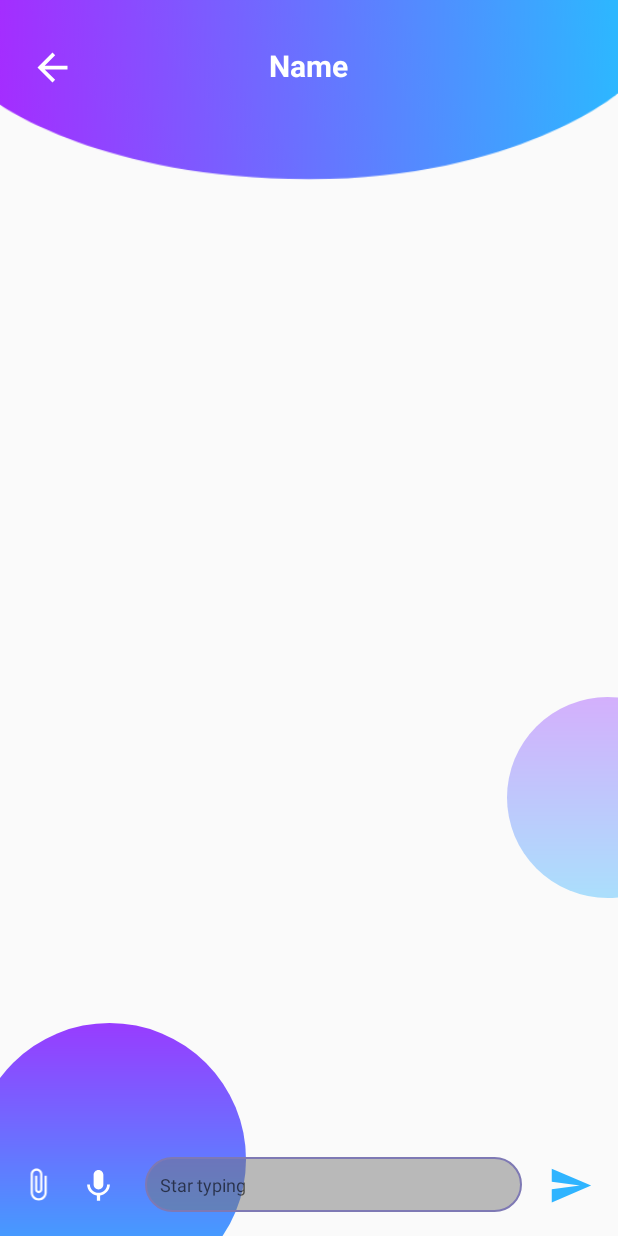
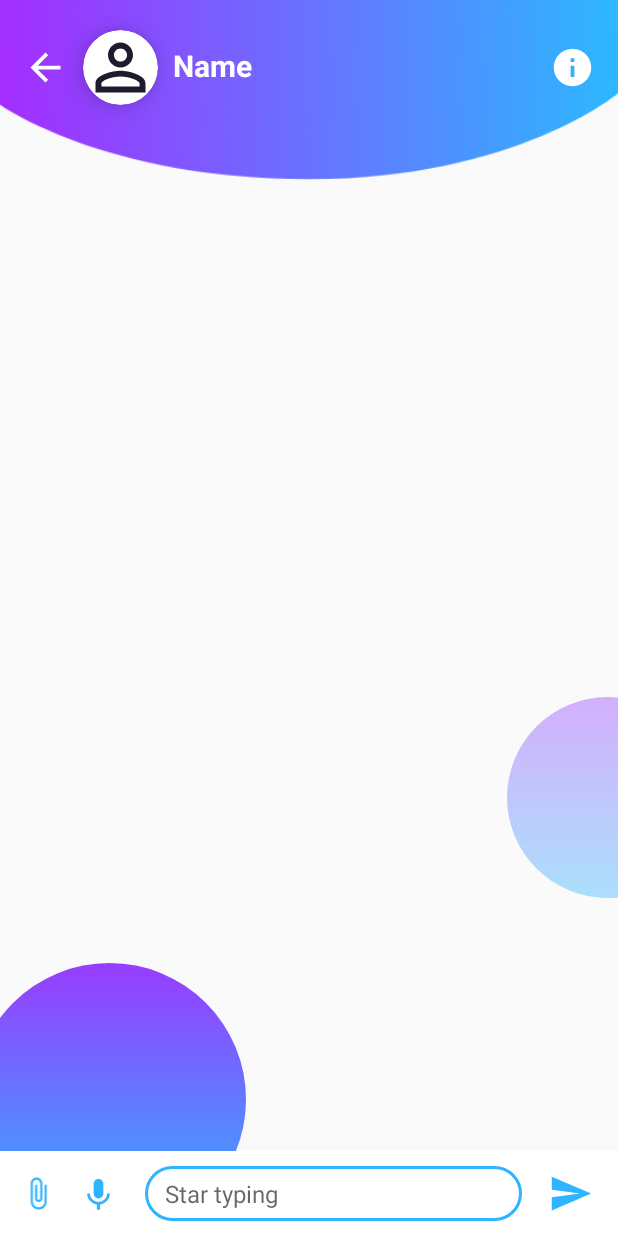
Before and after one commit to mijanur-rahman-40/android_student_teacher_appoinment_booking, an Android app: the ChatActivity screen opened directly, with no data from a screen before it, on a phone screen of 412 x 824 dp. Run offline under Robolectric (Android 15) with nearby library versions, the phone set to English and light mode, and no system bars.

Commit message:
teacher details added

```diff
--- a/app/src/main/java/com/example/notification/activities/ChatActivity.java
+++ b/app/src/main/java/com/example/notification/activities/ChatActivity.java
@@ -3,6 +3,8 @@ package com.example.notification.activities;
 import android.content.Intent;
 import android.os.Bundle;
 import android.view.View;
+import android.view.Window;
+import android.view.WindowManager;
 import android.widget.EditText;
 import android.widget.ImageButton;
 import android.widget.ImageView;
@@ -25,6 +27,11 @@ public class ChatActivity extends AppCompatActivity {
     @Override
     protected void onCreate(Bundle savedInstanceState) {
         super.onCreate(savedInstanceState);
+
+        requestWindowFeature(Window.FEATURE_NO_TITLE);
+        getWindow().setFlags(WindowManager.LayoutParams.FLAG_FULLSCREEN, WindowManager.LayoutParams.FLAG_FULLSCREEN);
+
+
         setContentView(R.layout.activity_chat);
 
         setupViews();
--- a/app/src/main/res/drawable/edit_text_style.xml
+++ b/app/src/main/res/drawable/edit_text_style.xml
@@ -7,9 +7,9 @@
         android:topLeftRadius="30dp"
         android:topRightRadius="30dp">
     </corners>
-    <solid android:color="#7C747373" />
+    <solid android:color="#DCFFFFFF" />
     <stroke
-        android:color="#7E79B4"
-        android:width="1dp" />
+        android:color="@color/colorBlue"
+        android:width="2dp" />
 
 </shape>
--- /dev/null
+++ b/app/src/main/res/drawable/ic_details.xml
@@ -0,0 +1,5 @@
+<vector android:height="24dp" android:tint="#FFFFFF"
+    android:viewportHeight="24.0" android:viewportWidth="24.0"
+    android:width="24dp" xmlns:android="http://schemas.android.com/apk/res/android">
+    <path android:fillColor="#FF000000" android:pathData="M12,2C6.48,2 2,6.48 2,12s4.48,10 10,10 10,-4.48 10,-10S17.52,2 12,2zM13,17h-2v-6h2v6zM13,9h-2L11,7h2v2z"/>
+</vector>
--- a/app/src/main/res/layout/activity_chat.xml
+++ b/app/src/main/res/layout/activity_chat.xml
@@ -25,20 +25,59 @@
             android:clickable="true"
             android:focusable="true"
             android:src="@drawable/ic_arrow_back"
-            android:layout_marginStart="20dp"/>
+            android:layout_marginStart="15dp"/>
+
+
+        <androidx.cardview.widget.CardView
+            android:id="@+id/imageCard"
+            android:layout_width="wrap_content"
+            android:layout_height="wrap_content"
+            android:layout_marginTop="20dp"
+            android:layout_marginStart="10dp"
+            android:layout_toEndOf="@id/back_btn"
+            app:cardElevation="10dp"
+            app:cardCornerRadius="25dp">
+
+            <RelativeLayout
+                android:layout_width="wrap_content"
+                android:layout_height="wrap_content">
+
+                <ImageView
+                    android:id="@+id/t_avatar"
+                    android:layout_width="50dp"
+                    android:layout_height="50dp"
+                    android:scaleType="centerCrop"
+                    android:src="@drawable/people" />
+            </RelativeLayout>
+        </androidx.cardview.widget.CardView>
 
         <TextView
             android:id="@+id/tvUserName"
             android:layout_width="wrap_content"
             android:layout_height="wrap_content"
-            android:layout_centerHorizontal="true"
+            android:layout_toEndOf="@id/imageCard"
+            android:layout_toLeftOf="@+id/details_btn"
             android:layout_marginTop="30dp"
+            android:layout_marginStart="10dp"
+            android:layout_marginEnd="10dp"
             android:elevation="10dp"
             android:transitionName="tvSignUp"
             android:text="Name"
             android:textColor="@color/colorWhite"
             android:textSize="20sp"
             android:textStyle="bold" />
+
+        <ImageView
+            android:id="@+id/details_btn"
+            android:layout_width="30dp"
+            android:layout_height="30dp"
+            android:layout_marginTop="30dp"
+            android:layout_alignParentEnd="true"
+            android:elevation="5dp"
+            android:clickable="true"
+            android:focusable="true"
+            android:src="@drawable/ic_details"
+            android:layout_marginEnd="15dp"/>
 
         <ImageView
             android:id="@+id/circle1"
@@ -55,10 +94,9 @@
             android:id="@+id/circle3"
             android:layout_width="182dp"
             android:layout_height="182dp"
-            android:layout_alignParentLeft="true"
+            android:layout_alignParentStart="true"
             android:layout_alignParentBottom="true"
-            android:layout_marginLeft="-18dp"
-            android:layout_marginBottom="-40dp"
+            android:layout_marginStart="-18dp"
             android:src="@drawable/circle" />
         <androidx.constraintlayout.widget.ConstraintLayout
             android:id="@+id/messengerLayout"
@@ -97,7 +135,7 @@
                 android:layout_height="wrap_content"
                 android:minHeight="48dp"
                 android:orientation="horizontal"
-                android:layout_marginBottom="10dp"
+                android:background="@color/colorWhite"
                 app:layout_constraintBottom_toBottomOf="@id/messengerLayout"
                 app:layout_constraintLeft_toLeftOf="parent"
                 app:layout_constraintRight_toRightOf="parent">
@@ -110,6 +148,7 @@
                     android:layout_marginLeft="10dp"
                     android:clickable="true"
                     android:focusable="true"
+                    android:tint="@color/colorBlue"
                     android:padding="3dp"
                     android:src="@drawable/insert_file" />
                 <ImageView
@@ -120,6 +159,7 @@
                     android:layout_marginStart="10dp"
                     android:clickable="true"
                     android:focusable="true"
+                    android:tint="@color/colorBlue"
                     android:padding="2dp"
                     android:layout_gravity="center"
                     />
@@ -128,13 +168,17 @@
                     android:id="@+id/edittext_chatbox"
                     android:layout_width="0dp"
                     android:layout_height="wrap_content"
-                    android:padding="10dp"
-                    android:textSize="12sp"
+                    android:paddingStart="13dp"
+                    android:paddingTop="7dp"
+                    android:paddingBottom="7dp"
+                    android:paddingEnd="13dp"
+                    android:layout_marginTop="10dp"
+                    android:layout_marginBottom="10dp"
+                    android:textSize="16sp"
                     android:background="@drawable/edit_text_style"
                     android:layout_gravity="center"
                     android:layout_marginStart="16dp"
                     android:layout_weight="1"
-                    android:textColor="@color/primaryTextColorDark"
                     android:hint="Star typing"
                     android:maxLines="6" />
 
--- a/app/src/main/res/layout/activity_student_details.xml
+++ b/app/src/main/res/layout/activity_student_details.xml
@@ -18,19 +18,19 @@
         android:id="@+id/back_btn"
         android:layout_width="30dp"
         android:layout_height="30dp"
-        android:layout_marginTop="40dp"
+        android:layout_marginTop="30dp"
         android:elevation="5dp"
         android:clickable="true"
         android:focusable="true"
         android:src="@drawable/ic_arrow_back"
-        android:layout_marginStart="20dp"/>
+        android:layout_marginStart="15dp"/>
 
     <TextView
         android:id="@+id/tvName"
         android:layout_width="wrap_content"
         android:layout_height="wrap_content"
         android:layout_centerHorizontal="true"
-        android:layout_marginTop="40dp"
+        android:layout_marginTop="30dp"
         android:elevation="10dp"
         android:transitionName="tvSignUp"
         android:text="Name"
--- a/app/src/main/res/layout/activity_teacher_details.xml
+++ b/app/src/main/res/layout/activity_teacher_details.xml
@@ -18,19 +18,19 @@
         android:id="@+id/back_btn"
         android:layout_width="30dp"
         android:layout_height="30dp"
-        android:layout_marginTop="40dp"
+        android:layout_marginTop="30dp"
         android:elevation="5dp"
         android:clickable="true"
         android:focusable="true"
         android:src="@drawable/ic_arrow_back"
-        android:layout_marginStart="20dp"/>
+        android:layout_marginStart="15dp"/>
 
     <TextView
         android:id="@+id/tvTName"
         android:layout_width="wrap_content"
         android:layout_height="wrap_content"
         android:layout_centerHorizontal="true"
-        android:layout_marginTop="40dp"
+        android:layout_marginTop="30dp"
         android:elevation="10dp"
         android:transitionName="tvSignUp"
         android:text="Name"
```
Also changed, not shown: app/src/main/AndroidManifest.xml (+4 -3 lines), app/src/main/java/com/example/notification/activities/MainActivity.java (+53 -5 lines), app/src/main/java/com/example/notification/fragments/MessageFragment.java (+2 -40 lines), app/src/main/java/com/example/notification/models/ModelTeacher.java (+6 -6 lines).
